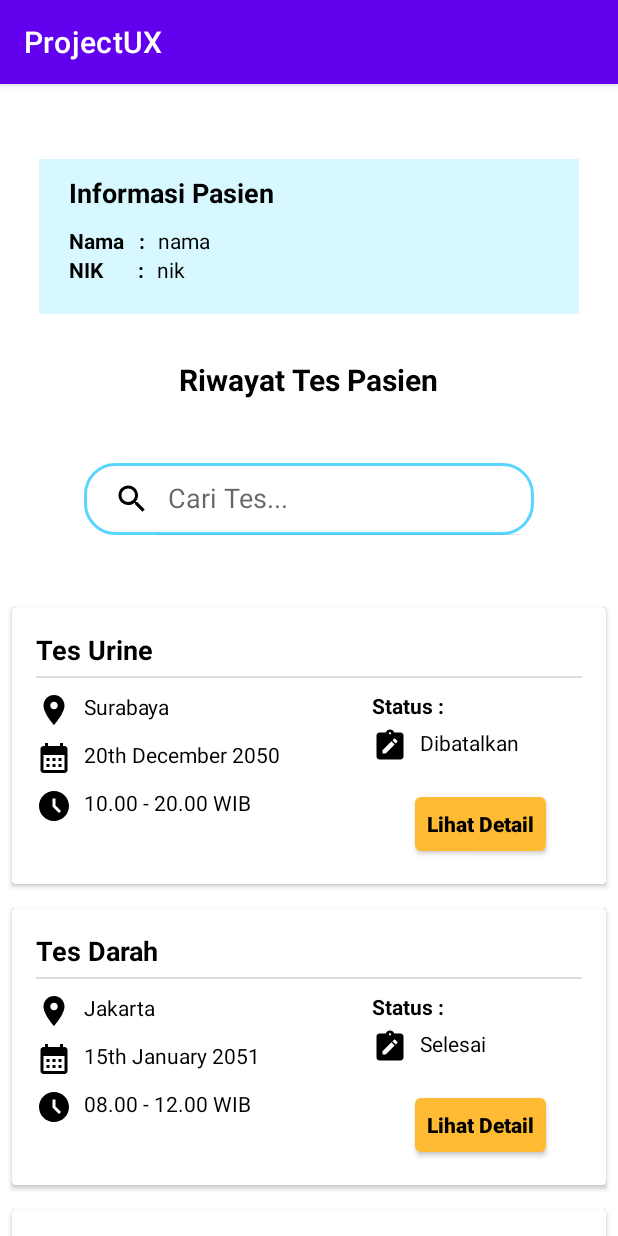
After one commit to afrizalrizqi/HealthyU, an Android app: the DetailTesActivity screen opened directly, with no data from a screen before it, on a phone screen of 412 x 824 dp. The commit adds this screen. Run offline under Robolectric (Android 15) with nearby library versions, the phone set to English and light mode, and no system bars.

Commit message:
Update Jemi Terbaru Done

```diff
--- a/app/src/main/AndroidManifest.xml
+++ b/app/src/main/AndroidManifest.xml
@@ -23,6 +23,7 @@
                 <category android:name="android.intent.category.LAUNCHER" />
             </intent-filter>
         </activity>
+        <activity android:name=".DetailTesActivity"/>
         <activity android:name=".RiwayatPasienActivity" />
     </application>
 
--- /dev/null
+++ b/app/src/main/java/com/example/projectux/DetailTesActivity.java
@@ -0,0 +1,78 @@
+package com.example.projectux;
+
+import android.os.Bundle;
+import android.widget.TextView;
+import android.widget.Toast;
+
+import androidx.appcompat.app.AppCompatActivity;
+import androidx.appcompat.widget.SearchView;
+import androidx.recyclerview.widget.LinearLayoutManager;
+import androidx.recyclerview.widget.RecyclerView;
+
+import java.util.ArrayList;
+import java.util.List;
+
+public class DetailTesActivity extends AppCompatActivity {
+
+    TextView namaTextView, nikTextView;
+    RecyclerView recyclerViewTes;
+    MyTesAdapter tesAdapter;
+    List<TesPasien> tesList;
+
+    @Override
+    protected void onCreate(Bundle savedInstanceState) {
+        super.onCreate(savedInstanceState);
+        setContentView(R.layout.activity_riwayat_tes_layout);
+
+        SearchView searchViewTes = findViewById(R.id.search_tes);
+
+        namaTextView = findViewById(R.id.nama_pasien);
+        nikTextView = findViewById(R.id.nik_pasien);
+        recyclerViewTes = findViewById(R.id.recycler_view_tes);
+
+        Bundle bundle = getIntent().getExtras();
+        if(bundle != null){
+            namaTextView.setText(bundle.getString("nama_pasien"));
+            nikTextView.setText(bundle.getString("nik_pasien"));
+        }
+
+        // Daftar tes pasien
+        tesList = new ArrayList<>();
+        tesList.add(new TesPasien("Tes Urine", "Surabaya", "20th December 2050", "10.00 - 20.00 WIB", "Dibatalkan"));
+        tesList.add(new TesPasien("Tes Darah", "Jakarta", "15th January 2051", "08.00 - 12.00 WIB", "Selesai"));
+        tesList.add(new TesPasien("Tes Mata", "Bandung", "5th February 2051", "09.00 - 11.00 WIB", "Dalam Proses"));
+        tesList.add(new TesPasien("Tes Pendengaran", "Yogyakarta", "12th March 2051", "13.00 - 15.00 WIB", "Dibatalkan"));
+        tesList.add(new TesPasien("Tes Paru-paru", "Malang", "22nd April 2051", "14.00 - 16.00 WIB", "Selesai"));
+
+        recyclerViewTes.setLayoutManager(new LinearLayoutManager(this));
+        tesAdapter = new MyTesAdapter(getApplicationContext(), tesList);
+        recyclerViewTes.setAdapter(tesAdapter);
+
+        searchViewTes.setOnQueryTextListener(new SearchView.OnQueryTextListener() {
+            @Override
+            public boolean onQueryTextSubmit(String query) {
+                searchTes(query);
+                return false;
+            }
+
+            @Override
+            public boolean onQueryTextChange(String newText) {
+                return false;
+            }
+        });
+    }
+
+    private void searchTes(String text){
+        List<TesPasien> tesSearchList = new ArrayList<>();
+        for (TesPasien tes : tesList){
+            if (tes.getNamaTes().toLowerCase().contains(text.toLowerCase())){
+                tesSearchList.add(tes);
+            }
+        }
+        if (tesSearchList.isEmpty()){
+            Toast.makeText(this, "Not Found", Toast.LENGTH_SHORT).show();
+        }else{
+            tesAdapter.setSearchTesList(tesSearchList);
+        }
+    }
+}
--- a/app/src/main/java/com/example/projectux/MyAdapter.java
+++ b/app/src/main/java/com/example/projectux/MyAdapter.java
@@ -1,6 +1,7 @@
 package com.example.projectux;
 
 import android.content.Context;
+import android.content.Intent;
 import android.view.LayoutInflater;
 import android.view.View;
 import android.view.ViewGroup;
@@ -31,15 +32,24 @@ public class MyAdapter extends RecyclerView.Adapter<MyViewHolder> {
         return new MyViewHolder(LayoutInflater.from(context).inflate(R.layout.activity_riwayat_pasien, parent, false));
     }
 
+
     @Override
     public void onBindViewHolder(@NonNull MyViewHolder holder, int position) {
         holder.namaView.setText(pasiens.get(position).getNama());
         holder.jenisKelaminView.setText(pasiens.get(position).getJenisKelamin());
         holder.lihatTesBtn.setText("Lihat Tes");
 
-
-
-
+        holder.lihatTesBtn.setOnClickListener(new View.OnClickListener() {
+            @Override
+            public void onClick(View view) {
+                Context context = view.getContext();
+                Intent intent = new Intent(context, DetailTesActivity.class);
+                intent.putExtra("nama_pasien", pasiens.get(holder.getAdapterPosition()).getNama());
+                intent.putExtra("nik_pasien", pasiens.get(holder.getAdapterPosition()).getNik());
+                intent.setFlags(Intent.FLAG_ACTIVITY_NEW_TASK);
+                context.startActivity(intent);
+            }
+        });
     }
 
     @Override
--- /dev/null
+++ b/app/src/main/java/com/example/projectux/MyTesAdapter.java
@@ -0,0 +1,46 @@
+package com.example.projectux;
+
+import android.content.Context;
+import android.view.LayoutInflater;
+import android.view.View;
+import android.view.ViewGroup;
+
+import androidx.annotation.NonNull;
+import androidx.recyclerview.widget.RecyclerView;
+
+import java.util.List;
+
+public class MyTesAdapter extends RecyclerView.Adapter<MyTesViewHolder> {
+
+    Context context;
+    List<TesPasien> tesList;
+
+    public void setSearchTesList(List<TesPasien> tesSearchList){
+        this.tesList = tesSearchList;
+        notifyDataSetChanged();
+    }
+    public MyTesAdapter(Context context, List<TesPasien> tesList) {
+        this.context = context;
+        this.tesList = tesList;
+    }
+
+    @NonNull
+    @Override
+    public MyTesViewHolder onCreateViewHolder(@NonNull ViewGroup parent, int viewType) {
+        return new MyTesViewHolder(LayoutInflater.from(context).inflate(R.layout.activity_riwayat_tes, parent, false));
+    }
+
+    @Override
+    public void onBindViewHolder(@NonNull MyTesViewHolder holder, int position) {
+        holder.namaTesView.setText(tesList.get(position).getNamaTes());
+        holder.lokasiTesView.setText(tesList.get(position).getLokasi());
+        holder.tanggalTesView.setText(tesList.get(position).getTanggal());
+        holder.waktuTesView.setText(tesList.get(position).getWaktu());
+        holder.statusTesView.setText(tesList.get(position).getStatus());
+    }
+
+    @Override
+    public int getItemCount() {
+        return tesList.size();
+    }
+}
--- /dev/null
+++ b/app/src/main/java/com/example/projectux/MyTesViewHolder.java
@@ -0,0 +1,21 @@
+package com.example.projectux;
+
+import android.view.View;
+import android.widget.TextView;
+
+import androidx.annotation.NonNull;
+import androidx.recyclerview.widget.RecyclerView;
+
+public class MyTesViewHolder extends RecyclerView.ViewHolder {
+
+    TextView namaTesView, lokasiTesView, tanggalTesView, waktuTesView, statusTesView;
+
+    public MyTesViewHolder(@NonNull View itemView) {
+        super(itemView);
+        namaTesView = itemView.findViewById(R.id.nama_tes);
+        lokasiTesView = itemView.findViewById(R.id.lokasi_tes);
+        tanggalTesView = itemView.findViewById(R.id.tanggal_tes);
+        waktuTesView = itemView.findViewById(R.id.waktu_tes);
+        statusTesView = itemView.findViewById(R.id.status_tes);
+    }
+}
--- /dev/null
+++ b/app/src/main/java/com/example/projectux/TesPasien.java
@@ -0,0 +1,57 @@
+package com.example.projectux;
+
+public class TesPasien {
+    private String namaTes;
+    private String lokasi;
+    private String tanggal;
+    private String waktu;
+    private String status;
+
+    public TesPasien(String namaTes, String lokasi, String tanggal, String waktu, String status) {
+        this.namaTes = namaTes;
+        this.lokasi = lokasi;
+        this.tanggal = tanggal;
+        this.waktu = waktu;
+        this.status = status;
+    }
+
+    public String getNamaTes() {
+        return namaTes;
+    }
+
+    public void setNamaTes(String namaTes) {
+        this.namaTes = namaTes;
+    }
+
+    public String getLokasi() {
+        return lokasi;
+    }
+
+    public void setLokasi(String lokasi) {
+        this.lokasi = lokasi;
+    }
+
+    public String getTanggal() {
+        return tanggal;
+    }
+
+    public void setTanggal(String tanggal) {
+        this.tanggal = tanggal;
+    }
+
+    public String getWaktu() {
+        return waktu;
+    }
+
+    public void setWaktu(String waktu) {
+        this.waktu = waktu;
+    }
+
+    public String getStatus() {
+        return status;
+    }
+
+    public void setStatus(String status) {
+        this.status = status;
+    }
+}
--- /dev/null
+++ b/app/src/main/res/drawable/baseline_access_time_filled_24.xml
@@ -0,0 +1,5 @@
+<vector android:height="24dp" android:tint="#000000"
+    android:viewportHeight="24" android:viewportWidth="24"
+    android:width="24dp" xmlns:android="http://schemas.android.com/apk/res/android">
+    <path android:fillColor="@android:color/white" android:pathData="M11.99,2C6.47,2 2,6.48 2,12s4.47,10 9.99,10C17.52,22 22,17.52 22,12S17.52,2 11.99,2zM15.29,16.71L11,12.41V7h2v4.59l3.71,3.71L15.29,16.71z"/>
+</vector>
--- /dev/null
+++ b/app/src/main/res/drawable/baseline_calendar_month_24.xml
@@ -0,0 +1,5 @@
+<vector android:height="24dp" android:tint="#000000"
+    android:viewportHeight="24" android:viewportWidth="24"
+    android:width="24dp" xmlns:android="http://schemas.android.com/apk/res/android">
+    <path android:fillColor="@android:color/white" android:pathData="M19,4h-1V2h-2v2H8V2H6v2H5C3.89,4 3.01,4.9 3.01,6L3,20c0,1.1 0.89,2 2,2h14c1.1,0 2,-0.9 2,-2V6C21,4.9 20.1,4 19,4zM19,20H5V10h14V20zM9,14H7v-2h2V14zM13,14h-2v-2h2V14zM17,14h-2v-2h2V14zM9,18H7v-2h2V18zM13,18h-2v-2h2V18zM17,18h-2v-2h2V18z"/>
+</vector>
--- /dev/null
+++ b/app/src/main/res/drawable/baseline_location_on_24.xml
@@ -0,0 +1,5 @@
+<vector android:height="24dp" android:tint="#000000"
+    android:viewportHeight="24" android:viewportWidth="24"
+    android:width="24dp" xmlns:android="http://schemas.android.com/apk/res/android">
+    <path android:fillColor="@android:color/white" android:pathData="M12,2C8.13,2 5,5.13 5,9c0,5.25 7,13 7,13s7,-7.75 7,-13c0,-3.87 -3.13,-7 -7,-7zM12,11.5c-1.38,0 -2.5,-1.12 -2.5,-2.5s1.12,-2.5 2.5,-2.5 2.5,1.12 2.5,2.5 -1.12,2.5 -2.5,2.5z"/>
+</vector>
--- /dev/null
+++ b/app/src/main/res/drawable/baseline_note_alt_24.xml
@@ -0,0 +1,5 @@
+<vector android:height="24dp" android:tint="#000000"
+    android:viewportHeight="24" android:viewportWidth="24"
+    android:width="24dp" xmlns:android="http://schemas.android.com/apk/res/android">
+    <path android:fillColor="@android:color/white" android:pathData="M19,3h-4.18C14.4,1.84 13.3,1 12,1S9.6,1.84 9.18,3H5C3.9,3 3,3.9 3,5v14c0,1.1 0.9,2 2,2h14c1.1,0 2,-0.9 2,-2V5C21,3.9 20.1,3 19,3zM12,2.75c0.41,0 0.75,0.34 0.75,0.75S12.41,4.25 12,4.25s-0.75,-0.34 -0.75,-0.75S11.59,2.75 12,2.75zM9.1,17H7v-2.14l5.96,-5.96l2.12,2.12L9.1,17zM16.85,9.27l-1.06,1.06l-2.12,-2.12l1.06,-1.06c0.2,-0.2 0.51,-0.2 0.71,0l1.41,1.41C17.05,8.76 17.05,9.07 16.85,9.27z"/>
+</vector>
--- /dev/null
+++ b/app/src/main/res/drawable/baseline_person_24.xml
@@ -0,0 +1,5 @@
+<vector android:height="24dp" android:tint="#000000"
+    android:viewportHeight="24" android:viewportWidth="24"
+    android:width="24dp" xmlns:android="http://schemas.android.com/apk/res/android">
+    <path android:fillColor="@android:color/white" android:pathData="M12,12c2.21,0 4,-1.79 4,-4s-1.79,-4 -4,-4 -4,1.79 -4,4 1.79,4 4,4zM12,14c-2.67,0 -8,1.34 -8,4v2h16v-2c0,-2.66 -5.33,-4 -8,-4z"/>
+</vector>
--- /dev/null
+++ b/app/src/main/res/drawable/informasi_pasien_background.xml
@@ -0,0 +1,8 @@
+<?xml version="1.0" encoding="utf-8"?>
+<shape xmlns:android="http://schemas.android.com/apk/res/android"
+    android:shape="rectangle">
+
+    <solid
+        android:color="#D8F8FF"/>
+
+</shape>
--- a/app/src/main/res/layout/activity_riwayat_pasien.xml
+++ b/app/src/main/res/layout/activity_riwayat_pasien.xml
@@ -41,7 +41,7 @@
                 android:text="Jenis Kelamin"
                 android:textColor="@color/black"
                 android:layout_marginTop="4dp"
-                android:drawableLeft="@drawable/baseline_male_24"
+                android:drawableLeft="@drawable/baseline_person_24"
                 android:drawablePadding="4dp"/>
         </LinearLayout>
 
--- /dev/null
+++ b/app/src/main/res/layout/activity_riwayat_tes.xml
@@ -0,0 +1,116 @@
+<?xml version="1.0" encoding="utf-8"?>
+<androidx.cardview.widget.CardView xmlns:android="http://schemas.android.com/apk/res/android"
+    xmlns:tools="http://schemas.android.com/tools"
+    android:layout_width="match_parent"
+    android:layout_height="wrap_content"
+    android:layout_margin="8dp"
+    android:background="@color/white"
+    android:elevation="4dp">
+
+    <RelativeLayout
+        android:layout_width="match_parent"
+        android:layout_height="wrap_content"
+        android:background="@color/white"
+        android:padding="16dp">
+
+        <TextView
+            android:id="@+id/nama_tes"
+            android:layout_width="wrap_content"
+            android:layout_height="wrap_content"
+            android:textStyle="bold"
+            android:textColor="@color/black"
+            android:textSize="18sp"
+            tools:text="Nama Tes" />
+
+        <TextView
+            android:id="@+id/lokasi_tes"
+            android:layout_width="wrap_content"
+            android:layout_height="wrap_content"
+            android:layout_below="@id/nama_tes"
+            android:layout_marginTop="16dp"
+            android:drawableLeft="@drawable/baseline_location_on_24"
+            android:drawablePadding="8dp"
+            tools:text="Lokasi"
+            android:textColor="@color/black"/>
+
+        <TextView
+            android:id="@+id/tanggal_tes"
+            android:layout_width="wrap_content"
+            android:layout_height="wrap_content"
+            android:layout_below="@id/lokasi_tes"
+            android:layout_marginTop="8dp"
+            android:drawableLeft="@drawable/baseline_calendar_month_24"
+            android:drawablePadding="8dp"
+            tools:text="Tanggal"
+            android:textColor="@color/black"/>
+
+        <TextView
+            android:id="@+id/waktu_tes"
+            android:layout_width="wrap_content"
+            android:layout_height="wrap_content"
+            android:layout_below="@id/tanggal_tes"
+            android:layout_marginTop="8dp"
+            android:drawableLeft="@drawable/baseline_access_time_filled_24"
+            android:drawablePadding="8dp"
+            tools:text="Waktu"
+            android:textColor="@color/black"/>
+
+        <LinearLayout
+            android:id="@+id/status_grid"
+            android:layout_marginTop="40dp"
+            android:layout_width="140dp"
+            android:layout_height="wrap_content"
+            android:layout_alignParentEnd="true"
+            android:orientation="vertical">
+
+            <TextView
+                android:layout_width="wrap_content"
+                android:layout_height="wrap_content"
+                android:drawablePadding="8dp"
+                android:text="Status :"
+                android:textColor="@color/black"
+                android:textStyle="bold"/>
+
+            <TextView
+                android:layout_marginTop="5dp"
+                android:id="@+id/status_tes"
+                android:layout_width="wrap_content"
+                android:layout_height="wrap_content"
+                android:layout_alignParentEnd="true"
+                android:layout_alignParentRight="true"
+                android:drawableLeft="@drawable/baseline_note_alt_24"
+                android:drawablePadding="8dp"
+                android:text="Status"
+                android:textColor="@color/black"/>
+
+        </LinearLayout>
+
+
+
+
+        <Button
+            android:id="@+id/btn_detail"
+            android:layout_width="wrap_content"
+            android:layout_height="wrap_content"
+            android:layout_alignParentEnd="true"
+            android:layout_alignParentRight="true"
+            android:layout_below="@id/status_grid"
+            android:layout_marginTop="16dp"
+            android:layout_marginRight="20dp"
+            android:backgroundTint="@android:color/holo_orange_light"
+            android:text="Lihat Detail"
+            android:textColor="@color/black"
+            android:textAllCaps="false"
+            android:textStyle="bold"/>
+
+        <View
+            android:layout_width="match_parent"
+            android:layout_height="1dp"
+            android:background="#60A5A3A3"
+            android:layout_below="@id/nama_tes"
+            android:layout_marginTop="5dp"
+            android:layout_marginBottom="10dp"/>
+    </RelativeLayout>
+
+
+</androidx.cardview.widget.CardView>
--- /dev/null
+++ b/app/src/main/res/layout/activity_riwayat_tes_layout.xml
@@ -0,0 +1,122 @@
+<?xml version="1.0" encoding="utf-8"?>
+<LinearLayout xmlns:android="http://schemas.android.com/apk/res/android"
+    xmlns:tools="http://schemas.android.com/tools"
+    xmlns:app="http://schemas.android.com/apk/res-auto"
+    android:layout_width="match_parent"
+    android:layout_height="match_parent"
+    android:orientation="vertical"
+    >
+    <LinearLayout
+        android:layout_width="360dp"
+        android:layout_height="wrap_content"
+        android:layout_marginTop="50dp"
+        android:layout_gravity="center_horizontal"
+        android:orientation="vertical"
+        android:background="@drawable/informasi_pasien_background">
+
+        <TextView
+            android:layout_marginTop="10dp"
+            android:layout_marginBottom="10dp"
+            android:layout_marginStart="20dp"
+            android:layout_width="wrap_content"
+            android:layout_height="wrap_content"
+            android:text="Informasi Pasien"
+            android:textColor="@color/black"
+            android:textStyle="bold"
+            android:textSize="18sp"/>
+
+        <LinearLayout
+            android:layout_width="match_parent"
+            android:layout_height="wrap_content"
+            android:orientation="horizontal">
+
+            <TextView
+                android:layout_marginStart="20dp"
+                android:layout_width="wrap_content"
+                android:layout_height="wrap_content"
+                android:textStyle="bold"
+                android:textColor="@color/black"
+                android:text="Nama   : "/>
+
+            <TextView
+                android:id="@+id/nama_pasien"
+                android:layout_marginStart="5dp"
+                android:layout_width="wrap_content"
+                android:layout_height="wrap_content"
+                android:text="nama"
+                android:textColor="@color/black"/>
+        </LinearLayout>
+
+        <LinearLayout
+            android:layout_width="match_parent"
+            android:layout_height="wrap_content"
+            android:orientation="horizontal"
+            android:layout_marginBottom="20dp">
+
+            <TextView
+                android:layout_marginStart="20dp"
+                android:layout_width="wrap_content"
+                android:layout_height="wrap_content"
+                android:textStyle="bold"
+                android:textColor="@color/black"
+                android:text="NIK       : "/>
+
+            <TextView
+                android:id="@+id/nik_pasien"
+                android:layout_marginStart="5dp"
+                android:layout_width="wrap_content"
+                android:layout_height="wrap_content"
+                android:text="nik"
+                android:textColor="@color/black"/>
+        </LinearLayout>
+
+    </LinearLayout>
+
+    <!--    Tes Pasien-->
+
+    <LinearLayout
+        android:layout_marginTop="30dp"
+        android:layout_marginBottom="30dp"
+        android:layout_width="360dp"
+        android:layout_height="wrap_content"
+        android:orientation="vertical"
+        android:layout_gravity="center_horizontal">
+
+        <TextView
+            android:layout_gravity="center_horizontal"
+            android:layout_width="wrap_content"
+            android:layout_height="wrap_content"
+            android:text="Riwayat Tes Pasien"
+            android:textColor="@color/black"
+            android:textStyle="bold"
+            android:textSize="20sp"/>
+
+
+    </LinearLayout>
+
+    <androidx.appcompat.widget.SearchView
+        android:layout_width="300dp"
+        android:layout_height="wrap_content"
+        android:layout_gravity="center_horizontal"
+        android:layout_marginTop="12dp"
+        android:layout_marginBottom="40dp"
+        android:layout_marginEnd="12dp"
+        android:layout_marginStart="12dp"
+        android:id="@+id/search_tes"
+        app:iconifiedByDefault="false"
+        app:searchHintIcon="@null"
+        app:queryHint="Cari Tes..."
+        app:closeIcon="@drawable/baseline_clear_24"
+        app:searchIcon="@drawable/baseline_search_24"
+        android:background="@drawable/search_bkg"/>
+
+    <androidx.recyclerview.widget.RecyclerView
+        android:layout_width="match_parent"
+        android:layout_height="wrap_content"
+        android:layout_gravity="center_horizontal"
+        android:id="@+id/recycler_view_tes"/>
+
+
+
+
+</LinearLayout>
--- a/app/src/main/res/layout/activity_riwayat_tes_pasien.xml
+++ /dev/null
@@ -1,6 +0,0 @@
-<?xml version="1.0" encoding="utf-8"?>
-<ScrollView xmlns:android="http://schemas.android.com/apk/res/android"
-    android:layout_width="match_parent"
-    android:layout_height="match_parent">
-
-</ScrollView>
```
